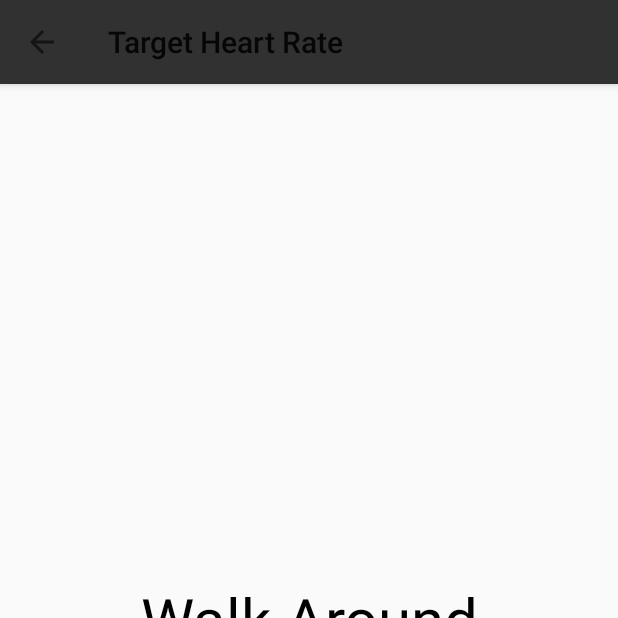
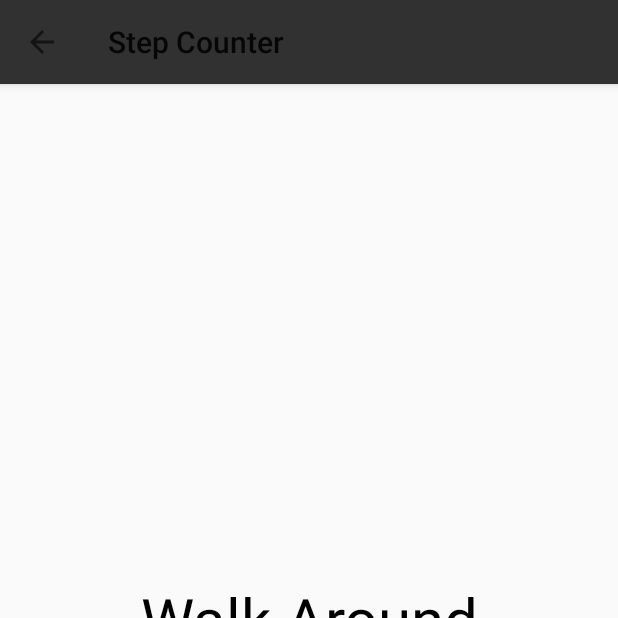
Before and after one commit to Zjjc123/Vitality, an Android app: the StepsActivity screen opened directly, with no data from a screen before it, on a phone screen of 412 x 824 dp, the top half of it. Run offline under Robolectric (Android 15) with nearby library versions, the phone set to English and light mode, and no system bars; our stand-ins replace navigation-ui.

Commit message:
put a name on it

```diff
--- a/app/src/main/java/com/JGR/HeartRateMonitor/StepsActivity.java
+++ b/app/src/main/java/com/JGR/HeartRateMonitor/StepsActivity.java
@@ -40,7 +40,7 @@ public class StepsActivity extends AppCompatActivity {
         setContentView(R.layout.activity_steps);
 
         toolbar = findViewById(R.id.action_bar);
-        toolbar.setTitle("Target Heart Rate");
+        toolbar.setTitle("Step Counter");
         setSupportActionBar(toolbar);
         getSupportActionBar().setDisplayShowHomeEnabled(true);
         getSupportActionBar().setDisplayHomeAsUpEnabled(true);
```
